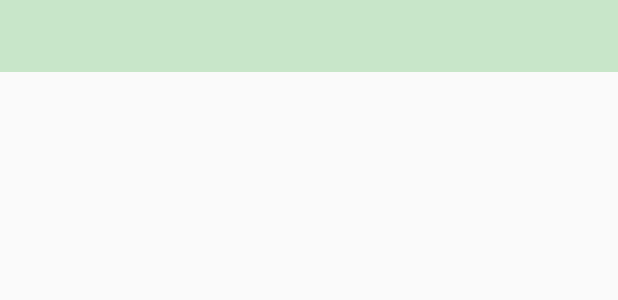
After one commit to arbabrar/ITVapk, an Android app: the layout custom_spinner.xml on its own in the app's theme, with its tools: preview values and no code run, on a phone screen of 412 x 824 dp. The commit adds this screen. Shown: the top 300 px of the screen. Run offline under Robolectric (Android 15) with nearby library versions, the phone set to English and light mode, and no system bars.

Commit message:
Corregido el spinner

```diff
--- /dev/null
+++ b/app/src/main/res/layout/custom_spinner.xml
@@ -0,0 +1,11 @@
+<?xml version="1.0" encoding="utf-8"?>
+<TextView xmlns:android="http://schemas.android.com/apk/res/android"
+    android:id="@android:id/text1"
+    style="?attr/spinnerDropDownItemStyle"
+    android:singleLine="true"
+    android:layout_width="match_parent"
+    android:layout_height="?attr/dropdownListPreferredItemHeight"
+    android:ellipsize="marquee"
+    android:textColor="@color/primary_text"
+    android:background="@color/primary_light"
+    android:backgroundTint="@color/primary_light"/>
--- a/app/src/main/res/values/strings.xml
+++ b/app/src/main/res/values/strings.xml
@@ -30,4 +30,8 @@
     <string name="menu_puntoItv">Cambiar Punto </string>
 
     <string name="home_second">Home Second</string>
+    <string-array name="tipoplaca">
+        <item>RUAT</item>
+        <item>OTRO</item>
+    </string-array>
 </resources>
```
Also changed, not shown: app/src/main/AndroidManifest.xml (+6 -1 lines), app/src/main/java/policiadnfr/gob/itvremolques/Data/Views/Activity/RegistroITVActivity.java (+30 -1 lines), app/src/main/res/layout/custom_spinner_dropdown.xml (added, +11 -0 lines).
